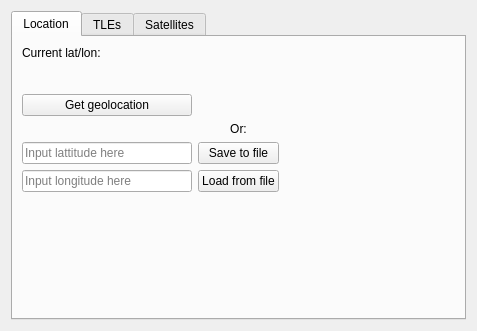
This is ui files/Preferences.ui in z-taylor/Satellite-tracker-reworked as Qt 5 draws it before an edit. The edited form follows.
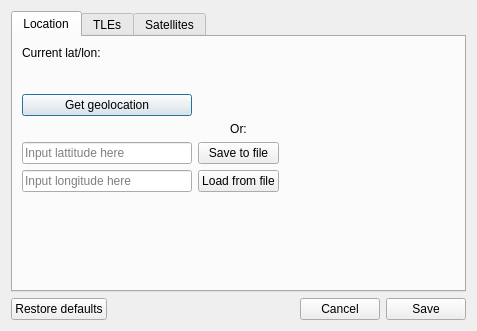
This is the edited form.

Patch:
```diff
--- a/ui files/Preferences.ui
+++ b/ui files/Preferences.ui
@@ -1,7 +1,7 @@
 <?xml version="1.0" encoding="UTF-8"?>
 <ui version="4.0">
  <class>Preferences</class>
- <widget class="QWidget" name="Preferences">
+ <widget class="QDialog" name="Preferences">
   <property name="geometry">
    <rect>
     <x>0</x>
@@ -14,7 +14,7 @@
    <string>Preferences</string>
   </property>
   <layout class="QGridLayout" name="gridLayout">
-   <item row="0" column="0">
+   <item row="0" column="0" colspan="4">
     <widget class="QTabWidget" name="tabWidget">
      <property name="currentIndex">
       <number>0</number>
@@ -281,6 +281,40 @@
      </widget>
     </widget>
    </item>
+   <item row="1" column="3">
+    <widget class="QPushButton" name="SaveButton_2">
+     <property name="text">
+      <string>Save</string>
+     </property>
+    </widget>
+   </item>
+   <item row="1" column="2">
+    <widget class="QPushButton" name="CancelButton">
+     <property name="text">
+      <string>Cancel</string>
+     </property>
+    </widget>
+   </item>
+   <item row="1" column="0">
+    <widget class="QPushButton" name="RestoreDefButton">
+     <property name="text">
+      <string>Restore defaults</string>
+     </property>
+    </widget>
+   </item>
+   <item row="1" column="1">
+    <spacer name="horizontalSpacer_3">
+     <property name="orientation">
+      <enum>Qt::Orientation::Horizontal</enum>
+     </property>
+     <property name="sizeHint" stdset="0">
+      <size>
+       <width>40</width>
+       <height>20</height>
+      </size>
+     </property>
+    </spacer>
+   </item>
   </layout>
  </widget>
  <resources/>
```
Left out of the diff: 34 changed lines with no effect on the pictures.
